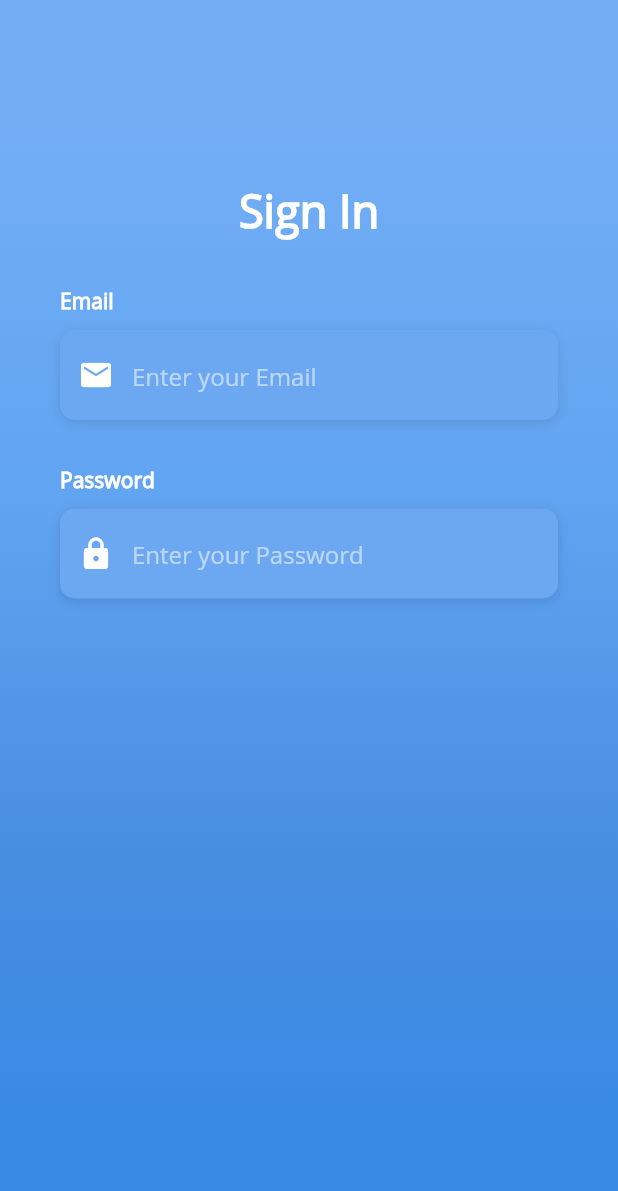
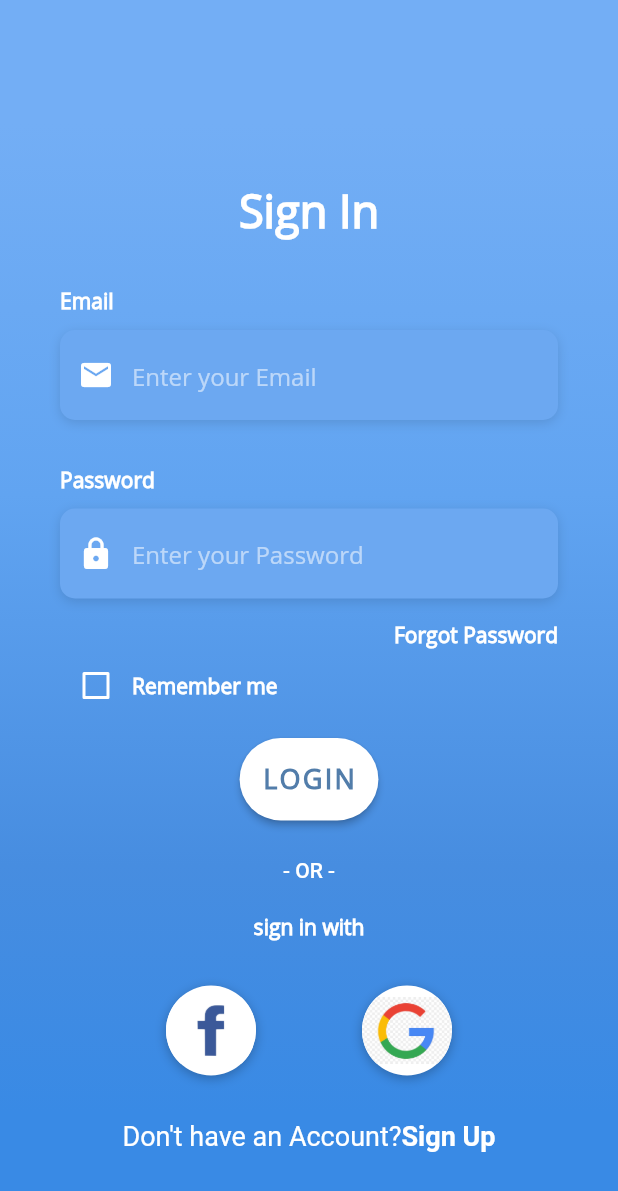
Before and after one commit to IvicaPetrsoric/Flutter-Apps, a Flutter app: the screen it shows after launch, on a phone screen of 412 x 824 dp. Shown: the top 1191 px of the screen. Run offline on Flutter 3.47's test engine with Material 2 defaults, Android fonts, the phone set to English and light mode, and no system bars.

Commit message:
setup UI

```diff
--- a/lib/login_screen.dart
+++ b/lib/login_screen.dart
@@ -1,4 +1,6 @@
+import 'package:flutter/gestures.dart';
 import 'package:flutter/material.dart';
+import 'package:flutter/services.dart';
 import 'package:flutter_apps/utilities/constants.dart';
 
 class LoginScreen extends StatefulWidget {
@@ -7,6 +9,8 @@ class LoginScreen extends StatefulWidget {
 }
 
 class _LoginScreenState extends State<LoginScreen> {
+  bool _rememberMe = false;
+
   Widget _buildEmailTextField() {
     return Column(
       crossAxisAlignment: CrossAxisAlignment.start,
@@ -69,10 +73,163 @@ class _LoginScreenState extends State<LoginScreen> {
     );
   }
 
+  Widget _buildForgotPasswordButton() {
+    return Container(
+      alignment: Alignment.centerRight,
+      child: FlatButton(
+        onPressed: () => print('Forgot Password Button Pressed'),
+        padding: EdgeInsets.only(right: 0.0),
+        child: Text(
+          'Forgot Password',
+          style: kLabelStyle,
+        ),
+      ),
+    );
+  }
+
+  Widget _buildRememberMeCheckBox() {
+    return Container(
+      height: 20.0,
+      child: Row(
+        children: <Widget>[
+          Theme(
+              data: ThemeData(unselectedWidgetColor: Colors.white),
+              child: Checkbox(
+                value: _rememberMe,
+                checkColor: Colors.green,
+                activeColor: Colors.white,
+                onChanged: (value) {
+                  setState(() {
+                    _rememberMe = value;
+                  });
+                },
+              )),
+          Text(
+            'Remember me',
+            style: kLabelStyle,
+          ),
+        ],
+      ),
+    );
+  }
+
+  Widget _buildLoginButton() {
+    return Container(
+      padding: EdgeInsets.symmetric(vertical: 25.0),
+      child: RaisedButton(
+        onPressed: () => print('Login Button Pressed'),
+        padding: EdgeInsets.all(15.0),
+        shape: RoundedRectangleBorder(
+          borderRadius: BorderRadius.circular(30.0),
+        ),
+        color: Colors.white,
+        child: Text(
+          'LOGIN',
+          style: TextStyle(
+              color: Color(0xFF527DAA),
+              letterSpacing: 1.5,
+              fontSize: 18.0,
+              fontWeight: FontWeight.bold,
+              fontFamily: 'OpenSans'),
+        ),
+      ),
+    );
+  }
+
+  Widget _buildSignInWithText() {
+    return Column(
+      children: <Widget>[
+        Text(
+          '- OR -',
+          style: TextStyle(
+            color: Colors.white,
+            fontWeight: FontWeight.w500,
+          ),
+        ),
+        SizedBox(height: 20.0),
+        Text(
+          'sign in with',
+          style: kLabelStyle,
+        )
+      ],
+    );
+  }
+
+  Widget _buildSocialLoginRow() {
+    return Padding(
+      padding: EdgeInsets.symmetric(vertical: 30),
+      child: Row(
+        mainAxisAlignment: MainAxisAlignment.spaceEvenly,
+        children: <Widget>[
+          _buildSocialLoginButton(() => print('Login With FB'),
+              AssetImage('assets/logos/facebook.jpg')),
+          _buildSocialLoginButton(() => print('Login with Google'),
+              AssetImage('assets/logos/google.jpg')),
+        ],
+      ),
+    );
+  }
+
+  Widget _buildSocialLoginButton(Function onTap, AssetImage logo) {
+    return GestureDetector(
+      onTap: onTap,
+      child: Container(
+        height: 60.0,
+        width: 60.0,
+        decoration: BoxDecoration(
+          shape: BoxShape.circle,
+          color: Colors.white,
+          boxShadow: [
+            BoxShadow(
+              color: Colors.black26,
+              offset: Offset(0, 2),
+              blurRadius: 6.0,
+            ),
+          ],
+          image: DecorationImage(
+            image: logo,
+          ),
+        ),
+      ),
+    );
+  }
+
+  Widget _buildSignUpButton() {
+    return GestureDetector(
+      onTap: () => print('Sign Up Button Pressed'),
+      child: RichText(
+        text: TextSpan(
+          children: [
+            TextSpan(
+              text: 'Don\'t have an Account?',
+              style: TextStyle(
+                color: Colors.white,
+                fontSize: 18.0,
+                fontWeight: FontWeight.w400,
+              ),
+            ),
+            TextSpan(
+              text: 'Sign Up',
+              style: TextStyle(
+                color: Colors.white,
+                fontSize: 18.0,
+                fontWeight: FontWeight.bold,
+              ),
+            ),
+          ],
+        ),
+      ),
+    );
+  }
+
   @override
   Widget build(BuildContext context) {
     return Scaffold(
-      body: Stack(
+      body: AnnotatedRegion<SystemUiOverlayStyle>(
+        value: SystemUiOverlayStyle.light,
+        child: GestureDetector(
+          onTap: () => FocusScope.of(context).unfocus(),
+          child: Stack(
             children: <Widget>[
               Container(
                 height: double.infinity,
@@ -94,7 +251,8 @@ class _LoginScreenState extends State<LoginScreen> {
                 height: double.infinity,
                 child: SingleChildScrollView(
                   physics: AlwaysScrollableScrollPhysics(),
-              padding: EdgeInsets.symmetric(horizontal: 40.0, vertical: 120.0),
+                  padding:
+                      EdgeInsets.symmetric(horizontal: 40.0, vertical: 120.0),
                   child: Column(
                     mainAxisAlignment: MainAxisAlignment.center,
                     children: <Widget>[
@@ -110,12 +268,20 @@ class _LoginScreenState extends State<LoginScreen> {
                       _buildEmailTextField(),
                       SizedBox(height: 30.0),
                       _buildPasswordTextField(),
+                      _buildForgotPasswordButton(),
+                      _buildRememberMeCheckBox(),
+                      _buildLoginButton(),
+                      _buildSignInWithText(),
+                      _buildSocialLoginRow(),
+                      _buildSignUpButton(),
                     ],
                   ),
                 ),
               ),
             ],
           ),
+        ),
+      ),
     );
   }
 }
```
Also changed, not shown: lib/utilities/constants.dart (line endings or trailing spaces). Lines whose indentation alone changed are shown as unchanged.
